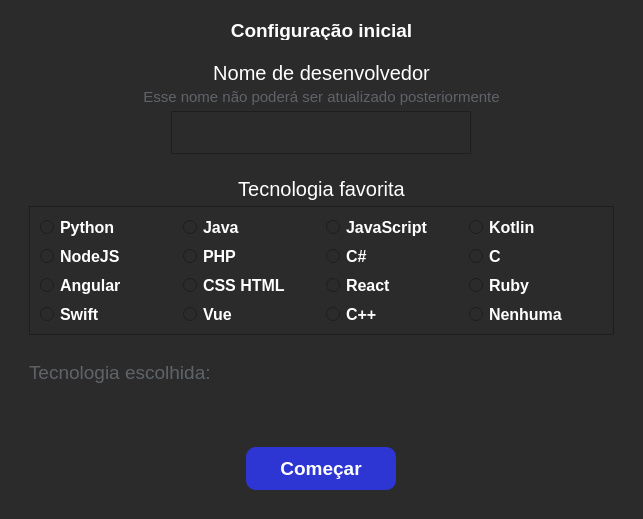
This is .ui/login.ui in ryanbsdeveloper/opensource-chat as Qt 5 draws it before an edit. The edited form follows.
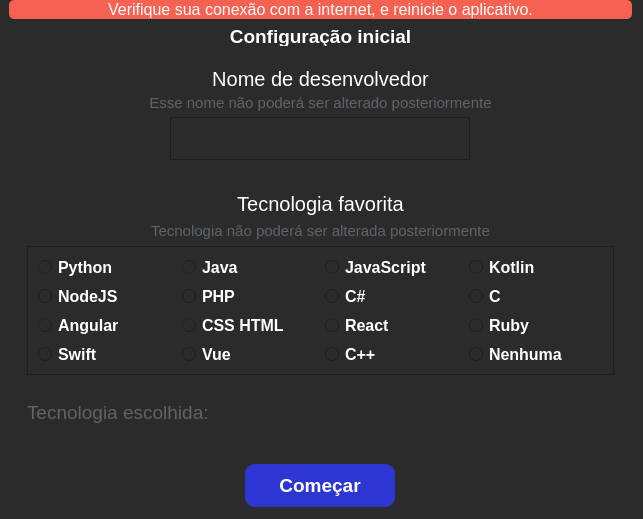
This is the edited form. Icons and pictures are not drawn.

Patch:
```diff
--- a/.ui/login.ui
+++ b/.ui/login.ui
@@ -39,6 +39,47 @@
    <bool>true</bool>
   </property>
   <layout class="QVBoxLayout" name="verticalLayout">
+   <property name="spacing">
+    <number>0</number>
+   </property>
+   <property name="leftMargin">
+    <number>9</number>
+   </property>
+   <property name="topMargin">
+    <number>0</number>
+   </property>
+   <property name="bottomMargin">
+    <number>0</number>
+   </property>
+   <item>
+    <widget class="QLabel" name="sem_internet">
+     <property name="maximumSize">
+      <size>
+       <width>1000000</width>
+       <height>16777215</height>
+      </size>
+     </property>
+     <property name="font">
+      <font>
+       <pointsize>12</pointsize>
+      </font>
+     </property>
+     <property name="styleSheet">
+      <string notr="true">background-color: rgb(246, 97, 81);
+color:white;
+border-radius:5px</string>
+     </property>
+     <property name="text">
+      <string>Verifique sua conexão com a internet, e reinicie o aplicativo.</string>
+     </property>
+     <property name="alignment">
+      <set>Qt::AlignCenter</set>
+     </property>
+     <property name="margin">
+      <number>2</number>
+     </property>
+    </widget>
+   </item>
    <item>
     <widget class="QFrame" name="frame">
      <property name="minimumSize">
@@ -63,8 +104,11 @@
       <property name="spacing">
        <number>9</number>
       </property>
+      <property name="topMargin">
+       <number>7</number>
+      </property>
       <property name="bottomMargin">
-       <number>0</number>
+       <number>13</number>
       </property>
       <item>
        <widget class="QLabel" name="label">
@@ -181,7 +225,7 @@
                <string notr="true">color:#5f6368</string>
               </property>
               <property name="text">
-               <string>Esse nome não poderá ser atualizado posteriormente</string>
+               <string>Esse nome não poderá ser alterado posteriormente</string>
               </property>
               <property name="alignment">
                <set>Qt::AlignCenter</set>
@@ -247,16 +291,10 @@
             <enum>QFrame::Raised</enum>
            </property>
            <layout class="QVBoxLayout" name="verticalLayout_5">
-            <property name="spacing">
-             <number>5</number>
-            </property>
-            <property name="topMargin">
-             <number>0</number>
-            </property>
             <property name="bottomMargin">
              <number>0</number>
             </property>
-            <item alignment="Qt::AlignVCenter">
+            <item>
              <widget class="QLabel" name="label_3">
               <property name="maximumSize">
                <size>
@@ -280,6 +318,24 @@
               </property>
              </widget>
             </item>
+            <item>
+             <widget class="QLabel" name="label_9">
+              <property name="font">
+               <font>
+                <pointsize>11</pointsize>
+               </font>
+              </property>
+              <property name="styleSheet">
+               <string notr="true">color:#5f6368</string>
+              </property>
+              <property name="text">
+               <string>Tecnologia não poderá ser alterada posteriormente</string>
+              </property>
+              <property name="alignment">
+               <set>Qt::AlignCenter</set>
+              </property>
+             </widget>
+            </item>
             <item>
              <widget class="QFrame" name="frame_5">
               <property name="font">
@@ -773,7 +829,7 @@
               </layout>
              </widget>
             </item>
-            <item alignment="Qt::AlignLeft">
+            <item>
              <widget class="QFrame" name="frame_7">
               <property name="minimumSize">
                <size>
@@ -897,7 +953,7 @@
          <property name="bottomMargin">
           <number>0</number>
          </property>
-         <item>
+         <item alignment="Qt::AlignTop">
           <widget class="QPushButton" name="btn_comecar">
            <property name="minimumSize">
             <size>
```
